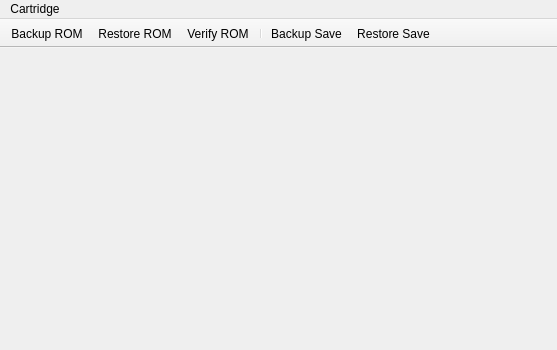
Before: the Qt Designer form src/ui/qt/main_window.ui in TheFlav/Flash-Masta-Desktop, drawn with Qt 5.
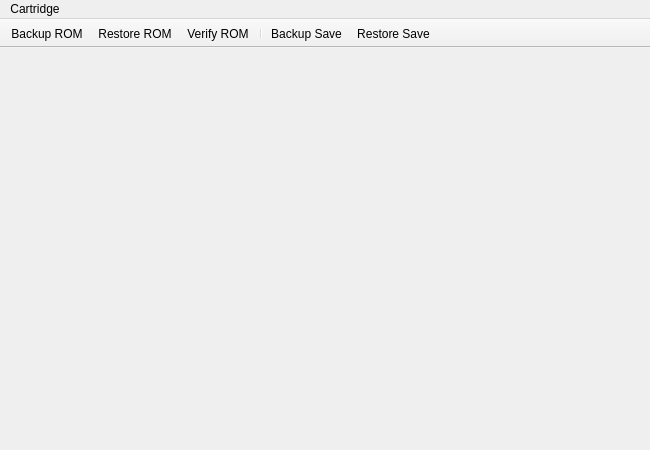
After: the same form once the commit is applied.

Commit message:
Added prompts to main window
+ Added prompt for when no devices are connected
+ Added prompt for when no devices are selected

What changed in the file:
```diff
--- a/src/ui/qt/main_window.ui
+++ b/src/ui/qt/main_window.ui
@@ -6,8 +6,8 @@
    <rect>
     <x>0</x>
     <y>0</y>
-    <width>557</width>
-    <height>350</height>
+    <width>650</width>
+    <height>450</height>
    </rect>
   </property>
   <property name="minimumSize">
@@ -104,7 +104,7 @@
     <rect>
      <x>0</x>
      <y>0</y>
-     <width>557</width>
+     <width>650</width>
      <height>22</height>
     </rect>
    </property>
```
Left out of the diff: 57 changed lines with no effect on the pictures. The commit also changes 2 other files.
